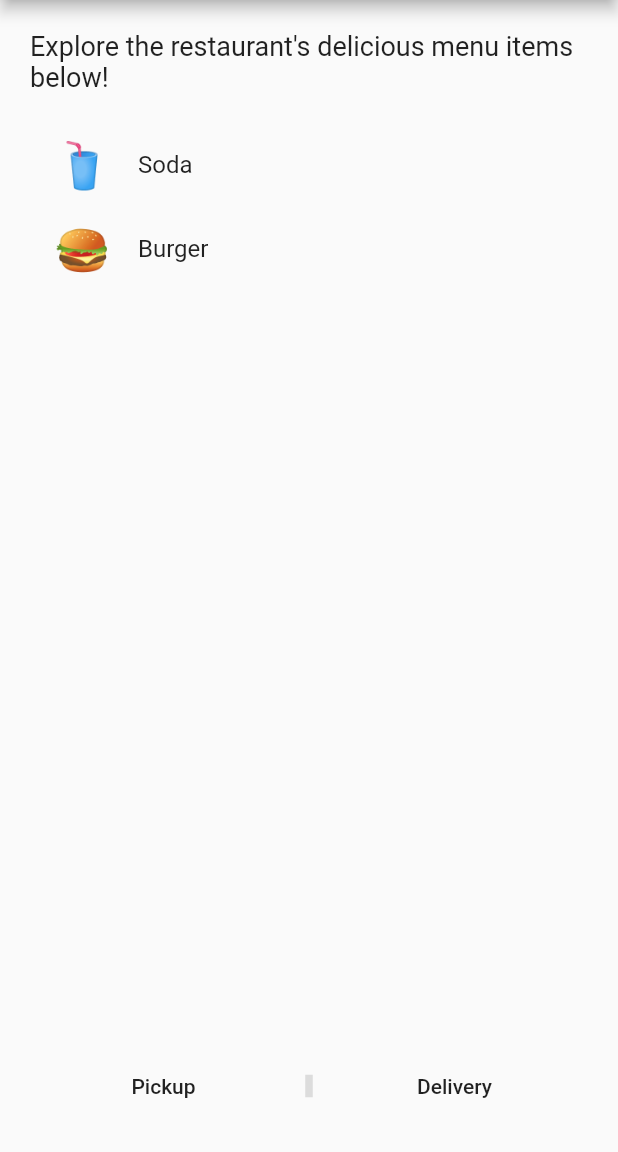
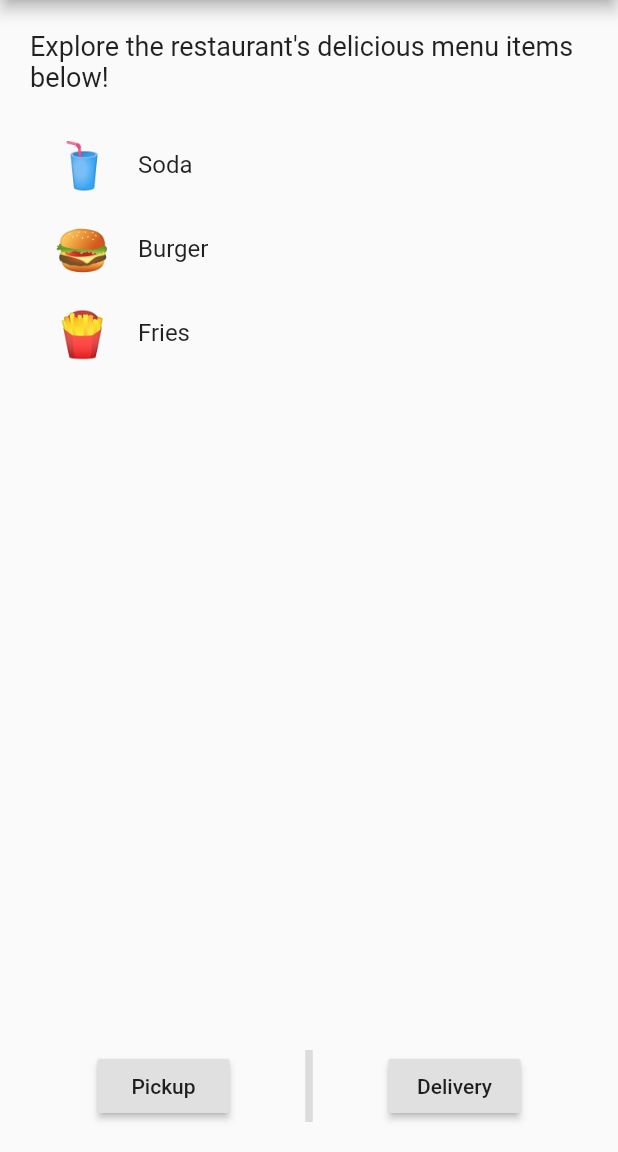
Before and after one commit to katisari/menu_sample_app, a Flutter app: the screen it shows after launch, on a phone screen of 412 x 824 dp, the part 84-1236 px from its top. Run offline on Flutter 3.47's test engine with Material 2 defaults, Android fonts, the phone set to English and light mode, and no system bars.

Commit message:
formatting button

```diff
--- a/lib/main.dart
+++ b/lib/main.dart
@@ -33,7 +33,10 @@ class Menu extends StatelessWidget {
         ),
         body: Padding(
           padding: EdgeInsets.all(20),
-          child: Column(children: [Example1(), Example2(), Example3()]),
+          child: Column(children: [
+            // Replace the examples here
+            Example1(), Example2(), Example3(),
+          ]),
         ),
       ),
     );
@@ -44,7 +47,9 @@ class Example1 extends StatelessWidget {
   @override
   Widget build(BuildContext context) {
     return Padding(
-      padding: EdgeInsets.only(bottom: 20.0,),
+      padding: EdgeInsets.only(
+        bottom: 20.0,
+      ),
       child: Row(
         children: [
           // Issue 1: Overflow Error, Wrap Text in Expanded
@@ -67,11 +72,11 @@ class Example2 extends StatelessWidget {
   @override
   Widget build(BuildContext context) {
     return Expanded(
-      // Issue 2: Renderbox Not laid out error, Wrap it in Expanded
       child: ListView(
         children: [
           MenuItem('🥤', 'Soda'),
           MenuItem('🍔', 'Burger'),
+          MenuItem('🍟', 'Fries'),
         ],
       ),
     );
@@ -81,29 +86,32 @@ class Example2 extends StatelessWidget {
 class Example3 extends StatelessWidget {
   @override
   Widget build(BuildContext context) {
-    return Row(
+    return SizedBox(
+      height: 48.0,
+      child: Row(
         mainAxisAlignment: MainAxisAlignment.spaceEvenly,
         children: [
-        FlatButton(
-          onPressed: () {},
+          RaisedButton(
+            onPressed: () {
+              print('Pickup button pressed.');
+            },
             child: Text(
               'Pickup',
             ),
           ),
-        // Issue 3: divider does not show, wrap divider in Container and give it specific height
-        Container(
-          height: 15.0,
-          child: VerticalDivider(
+          VerticalDivider(
             thickness: 5.0,
           ),
-        ),
-        FlatButton(
-          onPressed: () {},
+          RaisedButton(
+            onPressed: () {
+              print('Delivery button pressed.');
+            },
             child: Text(
               'Delivery',
             ),
           )
         ],
+      ),
     );
   }
 }
```
Also changed, not shown: bug/lib/main.dart (added, +117 -0 lines), bug/pubspec.yaml (added, +76 -0 lines), bug/pubspec.lock (added), 59 other files. Lines whose indentation alone changed are shown as unchanged.
